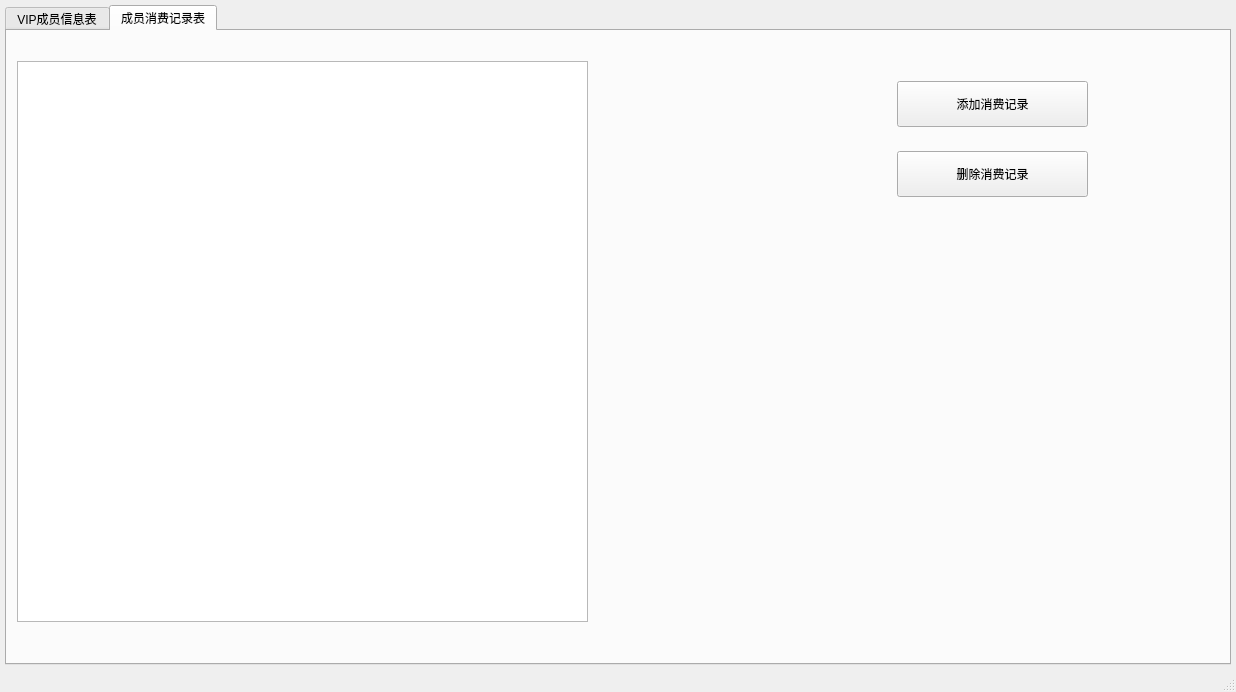
Before: the Qt Designer form QVIPSystem/QVIPSystem/QVIPSystem.ui in ydpan/ydpanProject, drawn with Qt 5.
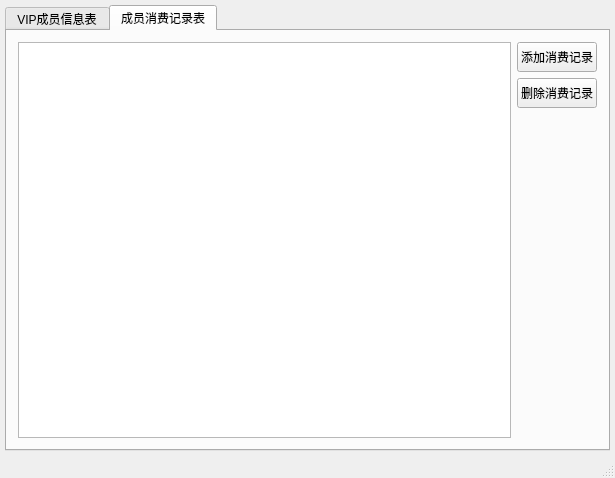
After: the same form once the commit is applied. The open tabs and pages were chosen to show the change. Icons and pictures are not drawn.

The edit to the form file:
```diff
--- a/QVIPSystem/QVIPSystem/QVIPSystem.ui
+++ b/QVIPSystem/QVIPSystem/QVIPSystem.ui
@@ -6,8 +6,8 @@
    <rect>
     <x>0</x>
     <y>0</y>
-    <width>1236</width>
-    <height>692</height>
+    <width>615</width>
+    <height>478</height>
    </rect>
   </property>
   <property name="windowTitle">
@@ -106,42 +106,50 @@
        <attribute name="title">
         <string>成员消费记录表</string>
        </attribute>
-       <widget class="QTableView" name="tableView_2">
-        <property name="geometry">
-         <rect>
-          <x>10</x>
-          <y>30</y>
-          <width>571</width>
-          <height>561</height>
-         </rect>
-        </property>
-       </widget>
+       <layout class="QGridLayout" name="gridLayout_3">
+        <item row="0" column="1">
        <widget class="QPushButton" name="pushButton_2">
-        <property name="geometry">
-         <rect>
-          <x>890</x>
-          <y>50</y>
-          <width>191</width>
-          <height>46</height>
-         </rect>
+          <property name="minimumSize">
+           <size>
+            <width>0</width>
+            <height>30</height>
+           </size>
         </property>
         <property name="text">
          <string>添加消费记录</string>
         </property>
        </widget>
+        </item>
+        <item row="1" column="1">
        <widget class="QPushButton" name="pushButton_3">
-        <property name="geometry">
-         <rect>
-          <x>890</x>
-          <y>120</y>
-          <width>191</width>
-          <height>46</height>
-         </rect>
+          <property name="minimumSize">
+           <size>
+            <width>0</width>
+            <height>30</height>
+           </size>
         </property>
         <property name="text">
          <string>删除消费记录</string>
         </property>
        </widget>
+        </item>
+        <item row="2" column="1">
+         <spacer name="verticalSpacer_2">
+          <property name="orientation">
+           <enum>Qt::Vertical</enum>
+          </property>
+          <property name="sizeHint" stdset="0">
+           <size>
+            <width>20</width>
+            <height>40</height>
+           </size>
+          </property>
+         </spacer>
+        </item>
+        <item row="0" column="0" rowspan="3">
+         <widget class="QTableView" name="tableView_2"/>
+        </item>
+       </layout>
       </widget>
      </widget>
     </item>
```
Left out of the diff: 34 changed lines with no effect on the pictures. Lines whose indentation alone changed are shown as unchanged.
